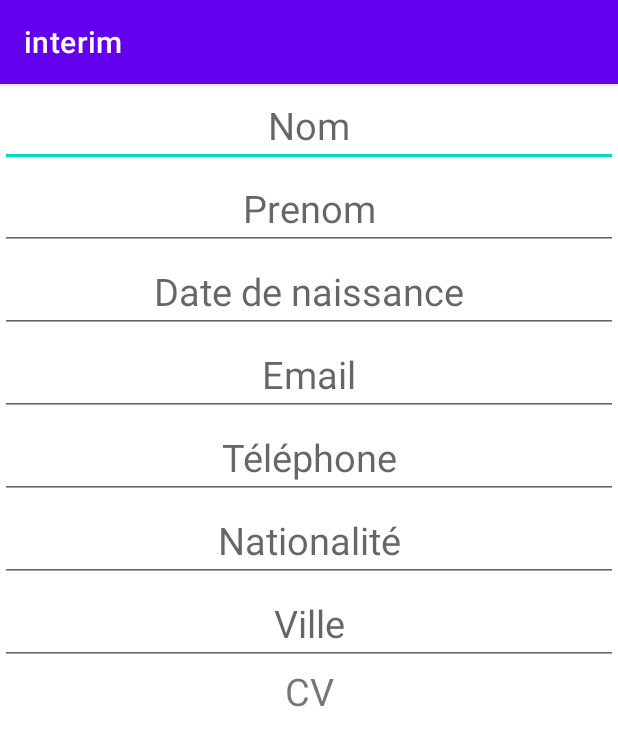
After one commit to dneial/projet-android, an Android app: the fragment SignUpEmployerFragment shown on its own in the app's theme, on a phone screen of 412 x 824 dp. The commit adds this screen. Shown: the top 746 px of the screen. Run offline under Robolectric (Android 15) with nearby library versions, the phone set to English and light mode, and no system bars.

Commit message:
Pas motivé

```diff
--- /dev/null
+++ b/app/src/main/java/com/example/interim/SignUpEmployerFragment.kt
@@ -0,0 +1,59 @@
+package com.example.interim
+
+import android.os.Bundle
+import androidx.fragment.app.Fragment
+import android.view.LayoutInflater
+import android.view.View
+import android.view.ViewGroup
+
+// TODO: Rename parameter arguments, choose names that match
+// the fragment initialization parameters, e.g. ARG_ITEM_NUMBER
+private const val ARG_PARAM1 = "param1"
+private const val ARG_PARAM2 = "param2"
+
+/**
+ * A simple [Fragment] subclass.
+ * Use the [SignUpEmployerFragment.newInstance] factory method to
+ * create an instance of this fragment.
+ */
+class SignUpEmployerFragment : Fragment() {
+    // TODO: Rename and change types of parameters
+    private var param1: String? = null
+    private var param2: String? = null
+
+    override fun onCreate(savedInstanceState: Bundle?) {
+        super.onCreate(savedInstanceState)
+        arguments?.let {
+            param1 = it.getString(ARG_PARAM1)
+            param2 = it.getString(ARG_PARAM2)
+        }
+    }
+
+    override fun onCreateView(
+        inflater: LayoutInflater, container: ViewGroup?,
+        savedInstanceState: Bundle?
+    ): View? {
+        // Inflate the layout for this fragment
+        return inflater.inflate(R.layout.fragment_sign_up_employer, container, false)
+    }
+
+    companion object {
+        /**
+         * Use this factory method to create a new instance of
+         * this fragment using the provided parameters.
+         *
+         * @param param1 Parameter 1.
+         * @param param2 Parameter 2.
+         * @return A new instance of fragment SignUpEmployerFragment.
+         */
+        // TODO: Rename and change types and number of parameters
+        @JvmStatic
+        fun newInstance(param1: String, param2: String) =
+            SignUpEmployerFragment().apply {
+                arguments = Bundle().apply {
+                    putString(ARG_PARAM1, param1)
+                    putString(ARG_PARAM2, param2)
+                }
+            }
+    }
+}
--- a/app/src/main/res/layout/activity_main.xml
+++ b/app/src/main/res/layout/activity_main.xml
@@ -3,8 +3,7 @@
     xmlns:app="http://schemas.android.com/apk/res-auto"
     android:id="@+id/container"
     android:layout_width="match_parent"
-    android:layout_height="match_parent"
-    android:paddingTop="?attr/actionBarSize">
+    android:layout_height="match_parent">
 
     <com.google.android.material.bottomnavigation.BottomNavigationView
         android:id="@+id/nav_view"
--- /dev/null
+++ b/app/src/main/res/layout/fragment_sign_up_employer.xml
@@ -0,0 +1,92 @@
+<?xml version="1.0" encoding="utf-8"?>
+<androidx.constraintlayout.widget.ConstraintLayout xmlns:android="http://schemas.android.com/apk/res/android"
+    xmlns:app="http://schemas.android.com/apk/res-auto"
+    xmlns:tools="http://schemas.android.com/tools"
+    android:layout_width="match_parent"
+    android:layout_height="match_parent"
+    tools:context=".SignUpEmployerFragment">
+
+    <EditText
+        android:id="@+id/signUpEditTextLastName"
+        android:layout_width="match_parent"
+        android:layout_height="wrap_content"
+        android:hint="Nom"
+        android:textAlignment="center"
+        android:textSize="25sp"
+        app:layout_constraintEnd_toEndOf="parent"
+        app:layout_constraintStart_toStartOf="parent"
+        app:layout_constraintTop_toTopOf="parent" />
+
+    <EditText
+        android:id="@+id/signUpEditTextFirstName"
+        android:layout_width="match_parent"
+        android:layout_height="wrap_content"
+        android:hint="Prenom"
+        android:textAlignment="center"
+        android:textSize="25sp"
+        app:layout_constraintStart_toStartOf="parent"
+        app:layout_constraintTop_toBottomOf="@+id/signUpEditTextLastName" />
+
+    <EditText
+        android:id="@+id/signUpEditTextBirthday"
+        android:layout_width="match_parent"
+        android:layout_height="wrap_content"
+        android:hint="Date de naissance"
+        android:textAlignment="center"
+        android:textSize="25sp"
+        app:layout_constraintStart_toStartOf="parent"
+        app:layout_constraintTop_toBottomOf="@+id/signUpEditTextFirstName" />
+
+    <EditText
+        android:id="@+id/signUpEditTextEmail"
+        android:layout_width="match_parent"
+        android:layout_height="wrap_content"
+        android:hint="Email"
+        android:textAlignment="center"
+        android:textSize="25sp"
+        app:layout_constraintStart_toStartOf="parent"
+        app:layout_constraintTop_toBottomOf="@+id/signUpEditTextBirthday" />
+
+    <EditText
+        android:id="@+id/signUpEditTextPhone"
+        android:layout_width="match_parent"
+        android:layout_height="wrap_content"
+        android:hint="Téléphone"
+        android:textAlignment="center"
+        android:textSize="25sp"
+        app:layout_constraintStart_toStartOf="parent"
+        app:layout_constraintTop_toBottomOf="@+id/signUpEditTextEmail" />
+
+    <EditText
+        android:id="@+id/signUpEditTextNationality"
+        android:layout_width="match_parent"
+        android:layout_height="wrap_content"
+        android:hint="Nationalité"
+        android:textAlignment="center"
+        android:textSize="25sp"
+        app:layout_constraintStart_toStartOf="parent"
+        app:layout_constraintTop_toBottomOf="@+id/signUpEditTextPhone" />
+
+    <EditText
+        android:id="@+id/signUpEditTextTown"
+        android:layout_width="match_parent"
+        android:layout_height="wrap_content"
+        android:hint="Ville"
+        android:textAlignment="center"
+        android:textSize="25sp"
+        app:layout_constraintStart_toStartOf="parent"
+        app:layout_constraintTop_toBottomOf="@+id/signUpEditTextNationality" />
+
+
+
+    <TextView
+        android:id="@+id/signUpTextViewCV"
+        android:layout_width="match_parent"
+        android:layout_height="wrap_content"
+        android:text="CV"
+        android:textAlignment="center"
+        android:textSize="25sp"
+        app:layout_constraintStart_toStartOf="parent"
+        app:layout_constraintTop_toBottomOf="@+id/signUpEditTextTown" />
+
+</androidx.constraintlayout.widget.ConstraintLayout>
--- a/app/src/main/res/values/dimens.xml
+++ b/app/src/main/res/values/dimens.xml
@@ -2,4 +2,6 @@
     <!-- Default screen margins, per the Android Design guidelines. -->
     <dimen name="activity_horizontal_margin">16dp</dimen>
     <dimen name="activity_vertical_margin">16dp</dimen>
+    <dimen name="default_textSize">20dp</dimen>
+    <dimen name="default_margin">20dp</dimen>
 </resources>
--- a/app/src/main/res/values/strings.xml
+++ b/app/src/main/res/values/strings.xml
@@ -3,4 +3,6 @@
     <string name="title_home">Home</string>
     <string name="title_dashboard">Dashboard</string>
     <string name="title_notifications">Notifications</string>
+    <!-- TODO: Remove or change this placeholder text -->
+    <string name="hello_blank_fragment">Hello blank fragment</string>
 </resources>
--- a/build.gradle
+++ b/build.gradle
@@ -1,6 +1,6 @@
 // Top-level build file where you can add configuration options common to all sub-projects/modules.
 plugins {
-    id 'com.android.application' version '7.4.2' apply false
-    id 'com.android.library' version '7.4.2' apply false
+    id 'com.android.application' version '7.3.1' apply false
+    id 'com.android.library' version '7.3.1' apply false
     id 'org.jetbrains.kotlin.android' version '1.8.0' apply false
 }
```
Also changed, not shown: app/src/main/AndroidManifest.xml (+7 -0 lines), app/src/main/java/com/example/interim/SignUpActivity.kt (added, +11 -0 lines), app/src/main/java/com/example/interim/SignUpInterimFragment.kt (added, +59 -0 lines), app/src/main/res/layout/activity_sign_up.xml (added, +87 -0 lines), app/src/main/res/layout/fragment_sign_up_interim.xml (added, +92 -0 lines).
